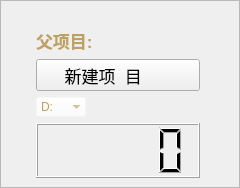
Above: QtApp/up_display.ui from FireAndWin/Procedure-recorder before the change. Below: the same form after it.
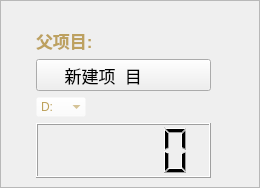
That is the form after the change. Icons and pictures are not drawn.

```diff
--- a/QtApp/up_display.ui
+++ b/QtApp/up_display.ui
@@ -6,7 +6,7 @@
    <rect>
     <x>0</x>
     <y>0</y>
-    <width>240</width>
+    <width>260</width>
     <height>188</height>
    </rect>
   </property>
@@ -29,7 +29,7 @@
     <rect>
      <x>30</x>
      <y>28</y>
-     <width>180</width>
+     <width>191</width>
      <height>150</height>
     </rect>
    </property>
@@ -262,7 +262,11 @@
      </widget>
     </item>
     <item>
-     <widget class="QLCDNumber" name="lcdNumber"/>
+     <widget class="QLCDNumber" name="lcd">
+      <property name="styleSheet">
+       <string notr="true"/>
+      </property>
+     </widget>
     </item>
    </layout>
   </widget>
```
Left out of the diff: 4 changed lines with no effect on the pictures.
